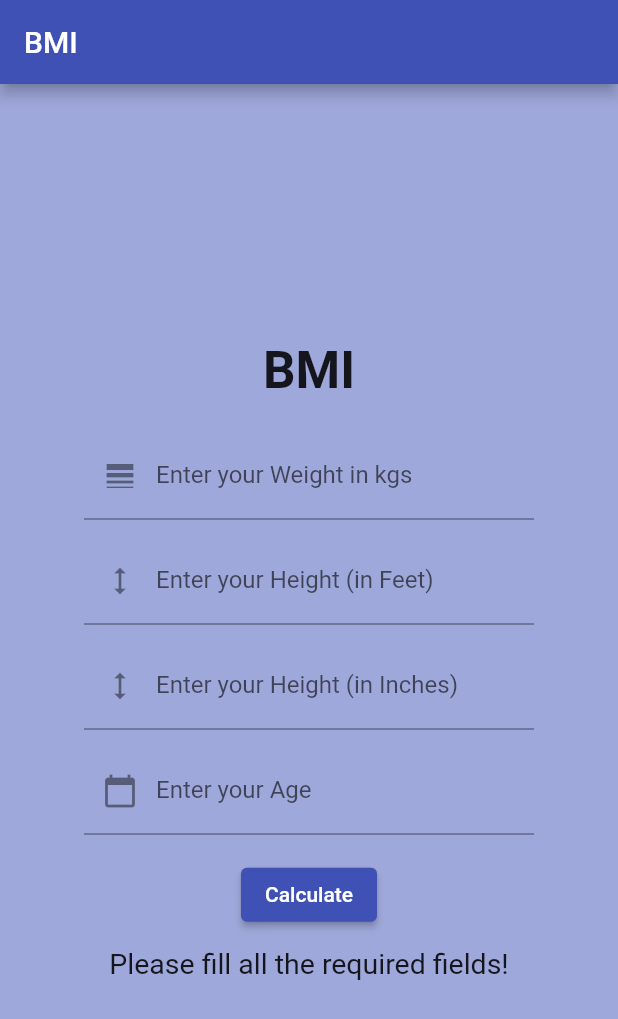
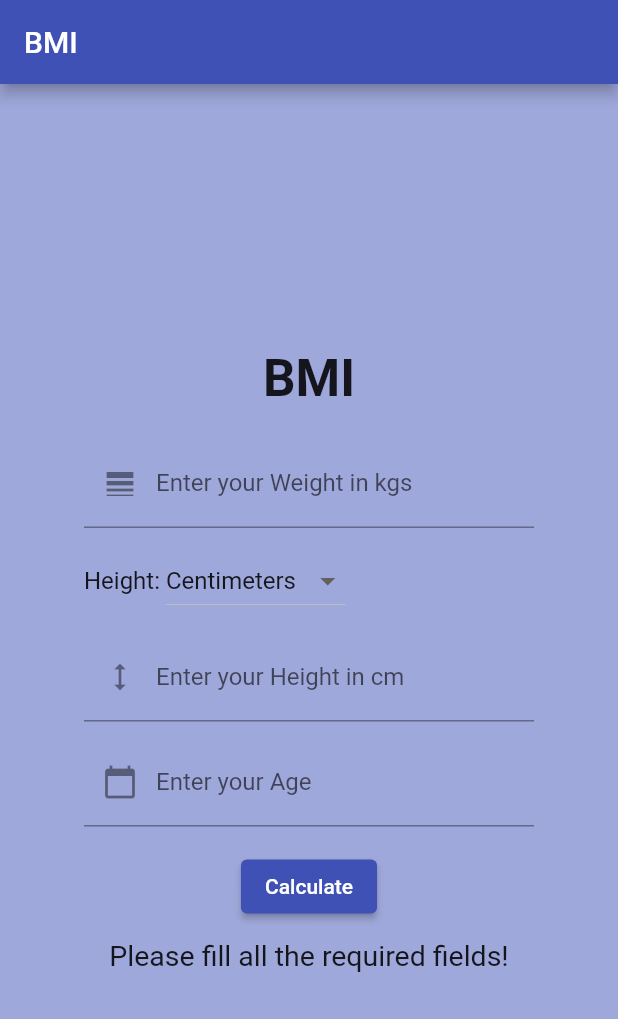
Before and after one commit to prateekp273/body_mass_index-BMI-using-flutter, a Flutter app: the screen it shows after launch, after a tap on "Calculate", on a phone screen of 412 x 824 dp. Shown: the top 1019 px of the screen. Run offline on Flutter 3.47's test engine with Material 2 defaults, Android fonts, the phone set to English and light mode, and no system bars.

Commit message:
add option of taking input of height in cm

```diff
--- a/lib/main.dart
+++ b/lib/main.dart
@@ -1,4 +1,6 @@
 import 'package:flutter/material.dart';
+
+enum HeightUnit { Centimeters, FeetInches }
 
 void main() {
   runApp(const FlutterApp());
@@ -27,12 +29,13 @@
 
 class _DashBoardScreenState extends State<DashBoardScreen> {
   var wtController = TextEditingController();
-  var ftController = TextEditingController();
-  var inController = TextEditingController();
+  var heightController = TextEditingController();
   var ageController = TextEditingController();
 
   var result = "";
   var bgColor = Colors.indigo.shade200;
+
+  var selectedUnit = HeightUnit.Centimeters;
 
   @override
   Widget build(BuildContext context) {
@@ -65,23 +68,34 @@
                   keyboardType: TextInputType.number,
                 ),
                 const SizedBox(height: 11),
-                TextField(
-                  controller: ftController,
-                  decoration: const InputDecoration(
-                    labelText: 'Enter your Height (in Feet)',
-                    prefixIcon: Icon(Icons.height),
-                  ),
-                  keyboardType: TextInputType.number,
+                Row(
+                  children: [
+                    const Text(
+                      'Height: ',
+                      style: TextStyle(fontSize: 16),
+                    ),
+                    DropdownButton<HeightUnit>(
+                      value: selectedUnit,
+                      items: const [
+                        DropdownMenuItem(
+                          value: HeightUnit.Centimeters,
+                          child: Text('Centimeters'),
+                        ),
+                        DropdownMenuItem(
+                          value: HeightUnit.FeetInches,
+                          child: Text('Feet & Inches'),
+                        ),
+                      ],
+                      onChanged: (value) {
+                        setState(() {
+                          selectedUnit = value!;
+                        });
+                      },
+                    ),
+                  ],
                 ),
                 const SizedBox(height: 11),
-                TextField(
-                  controller: inController,
-                  decoration: const InputDecoration(
-                    labelText: 'Enter your Height (in Inches)',
-                    prefixIcon: Icon(Icons.height),
-                  ),
-                  keyboardType: TextInputType.number,
-                ),
+                buildHeightField(),
                 const SizedBox(height: 11),
                 TextField(
                   controller: ageController,
@@ -95,20 +109,15 @@
                 ElevatedButton(
                   onPressed: () {
                     var wt = wtController.text.toString();
-                    var ft = ftController.text.toString();
-                    var inch = inController.text.toString();
+                    var height = heightController.text.toString();
                     var age = ageController.text.toString();
 
-                    if (wt != "" && ft != "" && inch != "" && age != "") {
+                    if (wt != "" && height != "" && age != "") {
                       var iWt = double.parse(wt);
-                      var iFt = double.parse(ft);
-                      var iInch = double.parse(inch);
+                      var iHeight = double.parse(height);
                       var iAge = int.parse(age);
 
-                      var tInch = (iFt * 12) + iInch;
-                      var tCm = tInch * 2.54;
-                      var tM = tCm / 100;
-                      var bmi = iWt / (tM * tM);
+                      var bmi = calculateBMI(iWt, iHeight, selectedUnit);
 
                       var msg = "";
                       if (bmi > 30) {
@@ -147,4 +156,66 @@
       ),
     );
   }
+
+  Widget buildHeightField() {
+    if (selectedUnit == HeightUnit.Centimeters) {
+      return TextField(
+        controller: heightController,
+        decoration: const InputDecoration(
+          labelText: 'Enter your Height in cm',
+          prefixIcon: Icon(Icons.height),
+        ),
+        keyboardType: TextInputType.number,
+      );
+    } else {
+      return Row(
+        children: [
+          Expanded(
+            flex: 2,
+            child: TextField(
+              controller: heightController,
+              decoration: const InputDecoration(
+                labelText: 'Feet',
+              ),
+              keyboardType: TextInputType.number,
+            ),
+          ),
+          const SizedBox(width: 8),
+          Expanded(
+            flex: 2,
+            child: TextField(
+              decoration: const InputDecoration(
+                labelText: 'Inches',
+              ),
+              keyboardType: TextInputType.number,
+              onChanged: (value) {
+                setState(() {
+                  // Do nothing, inches value is not stored separately
+                });
+              },
+            ),
+          ),
+        ],
+      );
+    }
+  }
+
+  double calculateBMI(double weight, double height, HeightUnit unit) {
+    if (unit == HeightUnit.Centimeters) {
+      var tM = height / 100;
+      return weight / (tM * tM);
+    } else {
+      var feet = height;
+      var inches = 0.0;
+      if (heightController.text.contains('.')) {
+        var parts = heightController.text.split('.');
+        feet = double.parse(parts[0]);
+        inches = double.parse(parts[1]);
+      }
+      var tInch = (feet * 12) + inches;
+      var tCm = tInch * 2.54;
+      var tM = tCm / 100;
+      return weight / (tM * tM);
+    }
+  }
 }
```
